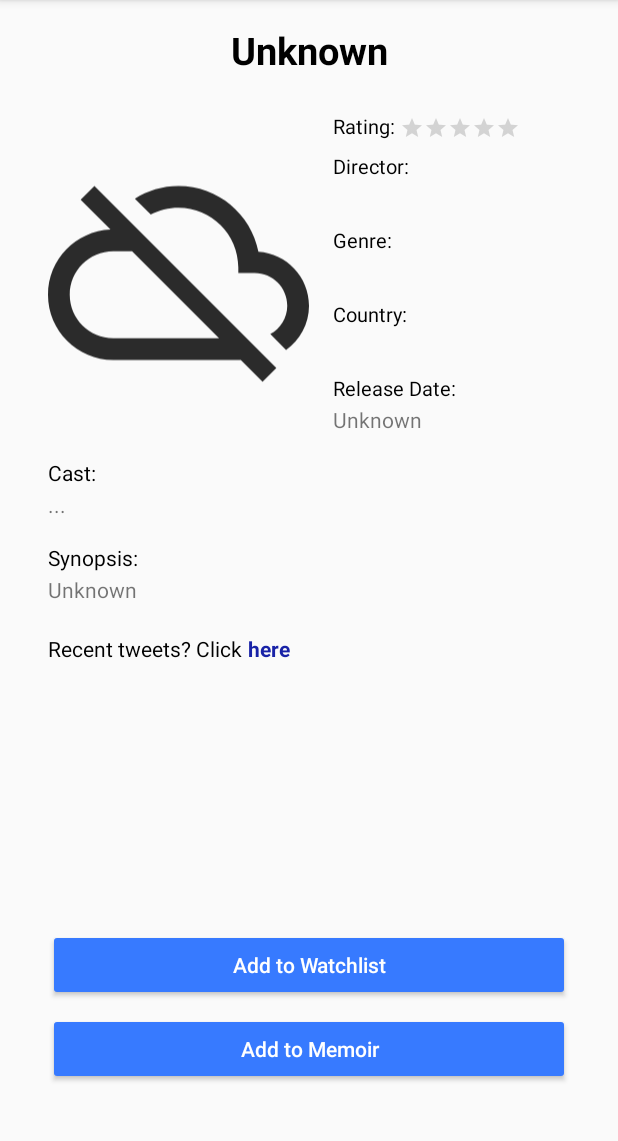
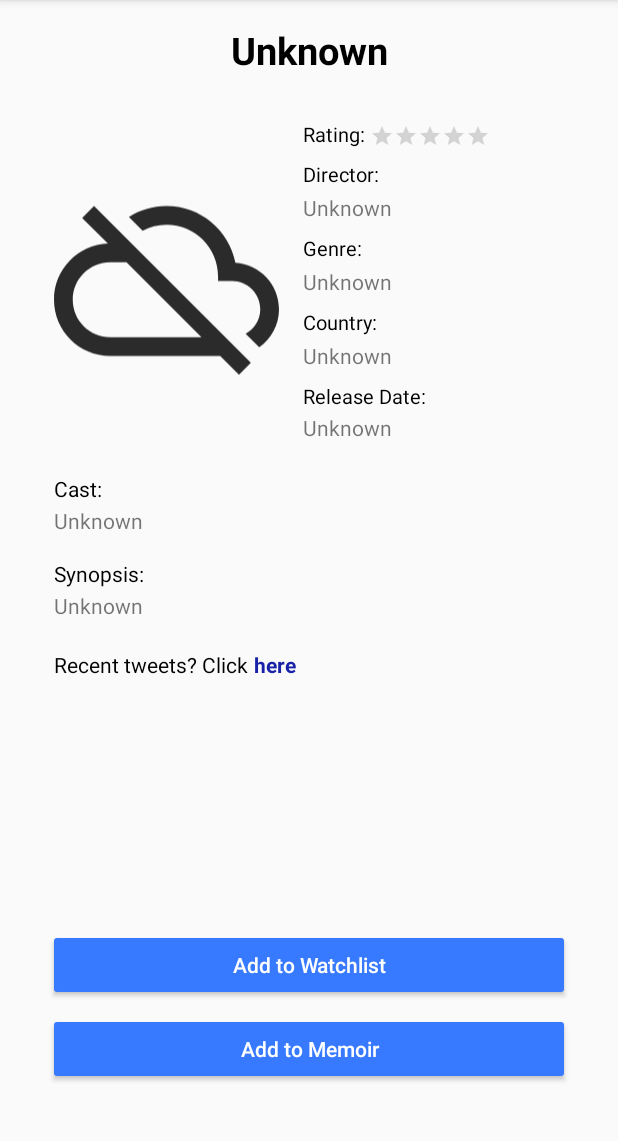
Before and after one commit to lingyuze1996/MyMovieMemoir, an Android app: the fragment MovieViewFragment shown on its own in the app's theme, on a phone screen of 412 x 824 dp, the part 84-1225 px from its top. Run offline under Robolectric (Android 15) with nearby library versions, the phone set to English and light mode, and no system bars; our stand-ins replace Picasso; network calls fail; pictures from the network do not load.

```diff
--- a/MyMovieMemoir/app/src/main/java/ling/yuze/mymoviememoir/network/SearchMovieDB.java
+++ b/MyMovieMemoir/app/src/main/java/ling/yuze/mymoviememoir/network/SearchMovieDB.java
@@ -9,10 +9,16 @@ import java.util.List;
 
 
 public class SearchMovieDB extends NetworkConnection {
-    private final String API_KEY = "930da87fa148bd65f892db89edff2e58";
-    private final String BASE_URL = "https://api.themoviedb.org/3/search/movie?api_key=" + API_KEY + "&query=";
+    private String API_KEY;
+    private String BASE_URL;
     private final String BASE_URL_DETAIL = "https://api.themoviedb.org/3/movie/";
-    private final String TAIL_URL_DETAIL = "?api_key=" + API_KEY;
+    private String TAIL_URL_DETAIL;
+
+    public void setAPIKey(String key) {
+        API_KEY = key;
+        BASE_URL = "https://api.themoviedb.org/3/search/movie?api_key=" + API_KEY + "&query=";
+        TAIL_URL_DETAIL = "?api_key=" + API_KEY;
+    }
 
     public SearchMovieDB() {super();}
     @Override
--- a/MyMovieMemoir/app/src/main/java/ling/yuze/mymoviememoir/ui/main/fragment/MovieMemoirFragment.java
+++ b/MyMovieMemoir/app/src/main/java/ling/yuze/mymoviememoir/ui/main/fragment/MovieMemoirFragment.java
@@ -34,6 +34,7 @@ import ling.yuze.mymoviememoir.data.MemoirItem;
 import ling.yuze.mymoviememoir.data.Movie;
 import ling.yuze.mymoviememoir.network.RestService;
 import ling.yuze.mymoviememoir.network.SearchMovieDB;
+import ling.yuze.mymoviememoir.utility.FileIO;
 
 import static ling.yuze.mymoviememoir.utility.DateFormat.compareDate;
 
@@ -261,6 +262,7 @@ public class MovieMemoirFragment extends Fragment {
         @Override
         protected Void doInBackground(Object... params) {
             SearchMovieDB search = new SearchMovieDB();
+            search.setAPIKey(FileIO.readFile(getContext(), R.raw.moviedb_api_key));
 
             // first find movies with corresponding movie name
             List<Object[]> movieList = search.searchBasics((String) params[0]);
--- a/MyMovieMemoir/app/src/main/java/ling/yuze/mymoviememoir/ui/main/fragment/MovieSearchFragment.java
+++ b/MyMovieMemoir/app/src/main/java/ling/yuze/mymoviememoir/ui/main/fragment/MovieSearchFragment.java
@@ -24,6 +24,7 @@ import ling.yuze.mymoviememoir.R;
 import ling.yuze.mymoviememoir.adapter.ListAdapterSearch;
 import ling.yuze.mymoviememoir.data.Movie;
 import ling.yuze.mymoviememoir.network.SearchMovieDB;
+import ling.yuze.mymoviememoir.utility.FileIO;
 
 public class MovieSearchFragment extends Fragment {
     private LinearLayout resultHeading;
@@ -93,6 +94,7 @@ public class MovieSearchFragment extends Fragment {
         @Override
         protected List<Object[]> doInBackground(String... strings) {
             SearchMovieDB search = new SearchMovieDB();
+            search.setAPIKey(FileIO.readFile(getContext(), R.raw.moviedb_api_key));
             List<Object[]> basics = search.searchBasics(strings[0]);
             return basics;
         }
--- a/MyMovieMemoir/app/src/main/java/ling/yuze/mymoviememoir/ui/main/fragment/MovieViewFragment.java
+++ b/MyMovieMemoir/app/src/main/java/ling/yuze/mymoviememoir/ui/main/fragment/MovieViewFragment.java
@@ -30,6 +30,7 @@ import ling.yuze.mymoviememoir.data.room.entity.MovieToWatch;
 import ling.yuze.mymoviememoir.data.viewmodel.MovieToWatchViewModel;
 import ling.yuze.mymoviememoir.network.SearchMovieDB;
 import ling.yuze.mymoviememoir.utility.DateFormat;
+import ling.yuze.mymoviememoir.utility.FileIO;
 
 import static ling.yuze.mymoviememoir.network.ImageDownload.setImage;
 
@@ -157,6 +158,7 @@ public class MovieViewFragment extends Fragment implements View.OnClickListener
             ArrayList<List<String>> list = new ArrayList<>();
 
             SearchMovieDB search = new SearchMovieDB();
+            search.setAPIKey(FileIO.readFile(getContext(), R.raw.moviedb_api_key));
             List<String> castList = search.searchCast(movieId);
             List<String> countryList = search.searchCountries(movieId);
             List<String> directorList = search.searchDirector(movieId);
--- a/MyMovieMemoir/app/src/main/java/ling/yuze/mymoviememoir/ui/main/fragment/WatchlistFragment.java
+++ b/MyMovieMemoir/app/src/main/java/ling/yuze/mymoviememoir/ui/main/fragment/WatchlistFragment.java
@@ -34,6 +34,7 @@ import ling.yuze.mymoviememoir.data.room.database.MovieToWatchDatabase;
 import ling.yuze.mymoviememoir.data.room.entity.MovieToWatch;
 import ling.yuze.mymoviememoir.data.viewmodel.MovieToWatchViewModel;
 import ling.yuze.mymoviememoir.network.SearchMovieDB;
+import ling.yuze.mymoviememoir.utility.FileIO;
 
 public class WatchlistFragment extends Fragment {
     private ListView listView;
@@ -111,6 +112,7 @@ public class WatchlistFragment extends Fragment {
         @Override
         protected Void doInBackground(Object... params) {
             SearchMovieDB search = new SearchMovieDB();
+            search.setAPIKey(FileIO.readFile(getContext(), R.raw.moviedb_api_key));
 
             // first find movies with corresponding movie name
             List<Object[]> movieList = search.searchBasics((String) params[0]);
--- a/MyMovieMemoir/app/src/main/java/ling/yuze/mymoviememoir/utility/FileIO.java
+++ b/MyMovieMemoir/app/src/main/java/ling/yuze/mymoviememoir/utility/FileIO.java
@@ -1,7 +1,28 @@
 package ling.yuze.mymoviememoir.utility;
 
 
+import android.content.Context;
+
+import java.io.InputStream;
+import java.util.Scanner;
+
 public class FileIO {
+    public static String readFile(Context context, int resourceId) {
+        String content = "";
+        StringBuffer buffer = new StringBuffer();
+
+        try {
+            InputStream inputStream = context.getResources().openRawResource(resourceId);
+            Scanner scanner = new Scanner(inputStream, "UTF-8");
+            while (scanner.hasNextLine()) {
+                buffer.append(scanner.nextLine() + "\n");
+            }
+            content = buffer.toString();
+        } catch (Exception e) {
+            e.printStackTrace();
+        }
+        return content;
+    }
 
 
 
--- a/MyMovieMemoir/app/src/main/res/layout/activity_login.xml
+++ b/MyMovieMemoir/app/src/main/res/layout/activity_login.xml
@@ -101,7 +101,6 @@
         android:gravity="center"
         android:textColor="#000000"
         android:textSize="35dp"
-        android:textStyle="italic"
         app:layout_constraintBottom_toTopOf="@+id/etRegisterUsername"
         app:layout_constraintEnd_toEndOf="parent"
 
--- a/MyMovieMemoir/app/src/main/res/layout/fragment_search.xml
+++ b/MyMovieMemoir/app/src/main/res/layout/fragment_search.xml
@@ -38,7 +38,6 @@
             android:layout_width="match_parent"
             android:layout_height="wrap_content"
             android:gravity="center"
-            android:text="@string/search_movie_image"
             android:layout_weight="1"/>
     </LinearLayout>
 
--- a/MyMovieMemoir/app/src/main/res/layout/fragment_view.xml
+++ b/MyMovieMemoir/app/src/main/res/layout/fragment_view.xml
@@ -33,6 +33,8 @@
         android:layout_height="0dp"
         android:layout_marginTop="16dp"
         android:layout_marginBottom="16dp"
+        android:layout_marginStart="4dp"
+        android:layout_marginEnd="4dp"
         app:layout_constraintBottom_toTopOf="@+id/btAddWatchlist"
         app:layout_constraintEnd_toEndOf="@+id/btAddWatchlist"
         app:layout_constraintStart_toStartOf="@+id/btAddWatchlist"
@@ -43,24 +45,30 @@
             android:layout_height="wrap_content"
             android:orientation="vertical">
 
-            <LinearLayout
+            <androidx.constraintlayout.widget.ConstraintLayout
                 android:layout_width="match_parent"
                 android:layout_height="wrap_content"
-                android:layout_marginTop="8dp"
-                android:orientation="horizontal">
+                android:layout_marginTop="8dp">
                 <ImageView
                     android:id="@+id/image_view_poster"
-                    android:layout_width="match_parent"
-                    android:layout_height="match_parent"
-                    android:layout_weight="1"
+                    android:layout_width="150dp"
+                    android:layout_height="225dp"
+                    app:layout_constraintTop_toTopOf="parent"
+                    app:layout_constraintBottom_toBottomOf="parent"
+                    app:layout_constraintStart_toStartOf="parent"
+                    app:layout_constraintEnd_toEndOf="parent"
+                    app:layout_constraintHorizontal_bias="0"
                     app:srcCompat="@drawable/ic_launcher_background" />
 
                 <LinearLayout
-                    android:layout_width="match_parent"
+                    android:layout_width="0dp"
                     android:layout_height="wrap_content"
-                    android:layout_weight="1"
+                    android:orientation="vertical"
                     android:layout_marginLeft="16dp"
-                    android:orientation="vertical">
+                    app:layout_constraintTop_toTopOf="parent"
+                    app:layout_constraintBottom_toBottomOf="parent"
+                    app:layout_constraintStart_toEndOf="@id/image_view_poster"
+                    app:layout_constraintEnd_toEndOf="parent">
 
                     <LinearLayout
                         android:layout_width="match_parent"
@@ -148,7 +156,7 @@
                         android:layout_height="wrap_content"
                         android:text="@string/unknown" />
                 </LinearLayout>
-            </LinearLayout>
+            </androidx.constraintlayout.widget.ConstraintLayout>
 
             <TextView
                 android:id="@+id/tv_view_cast_heading"
--- a/MyMovieMemoir/app/src/main/res/layout/nav_header.xml
+++ b/MyMovieMemoir/app/src/main/res/layout/nav_header.xml
@@ -23,7 +23,6 @@
         android:layout_width="wrap_content"
         android:layout_height="wrap_content"
         android:textSize="30dp"
-        android:textStyle="italic"
         android:paddingBottom="15dp"
         android:paddingTop="30dp"
         android:textAppearance="@style/TextAppearance.AppCompat.Body1"/>
--- a/MyMovieMemoir/app/src/main/res/values/strings.xml
+++ b/MyMovieMemoir/app/src/main/res/values/strings.xml
@@ -120,8 +120,7 @@
     <string name="comment_heading">"Comment: "</string>
     <string name="my_rating_heading">My Rating:</string>
     <string name="public_rating_heading">Public Rating:</string>
-    <string name="sort">"sort by: "</string>
-    <string name="filter">"filter by genre: "</string>
+    <string name="filter_genre">"Genre: "</string>
     <string name="watchlist_added_heading">Added Time</string>
     <string name="delete">Delete</string>
     <string name="view">View</string>
```
Also changed, not shown: MyMovieMemoir/app/src/main/java/ling/yuze/mymoviememoir/network/SearchTwitter.java (+14 -4 lines), MyMovieMemoir/app/src/main/java/ling/yuze/mymoviememoir/ui/main/fragment/TweetsFragment.java (+4 -22 lines), MyMovieMemoir/app/src/main/res/layout/fragment_memoir.xml (+23 -19 lines), 1 other file.
